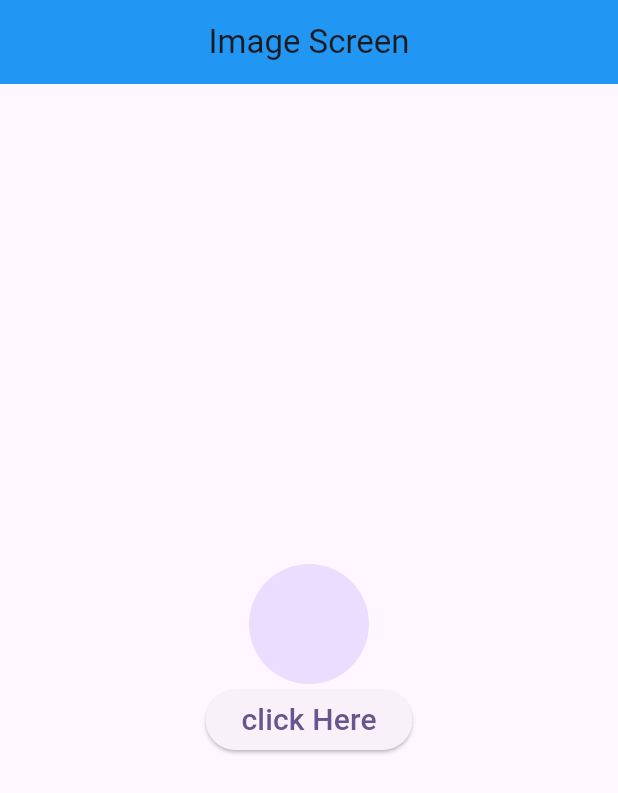
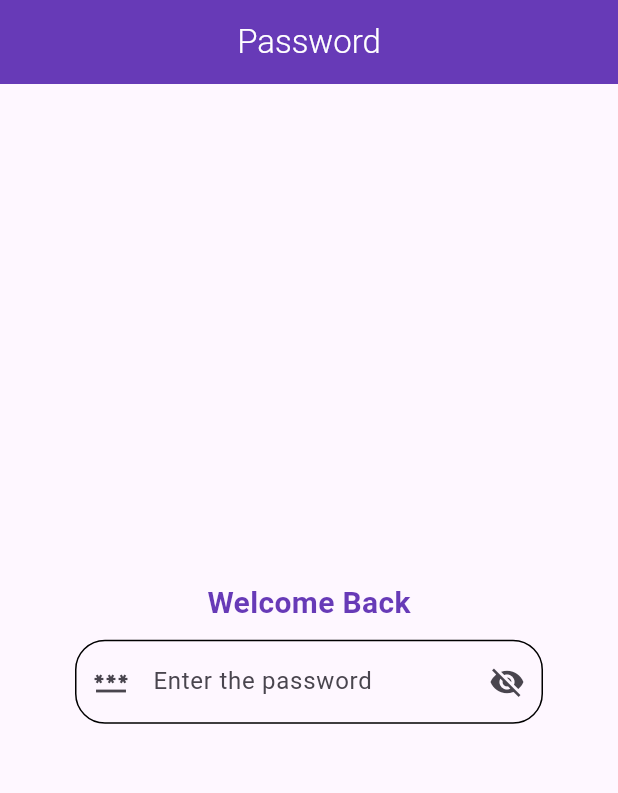
Before and after one commit to MEhsan1237/Getx, a Flutter app: the screen it shows after launch, on a phone screen of 412 x 824 dp. Shown: the top 793 px of the screen. Run offline on Flutter 3.47's test engine with Material 3 defaults, Android fonts, the phone set to English and light mode, and no system bars; our stand-ins replace get, image_picker.

Commit message:
upload changes

```diff
--- a/lib/main.dart
+++ b/lib/main.dart
@@ -10,6 +10,7 @@ import 'package:getx/state_management/counter_screen.dart';
 import 'package:getx/state_management/image_screen.dart';
 import 'package:getx/state_management/notification_screen.dart';
 import 'package:getx/state_management/opacity_screen.dart';
+import 'package:getx/state_management/password_screen.dart';
 
 void main() {
   runApp(const MyApp());
@@ -31,7 +32,7 @@ class MyApp extends StatelessWidget {
 
         colorScheme: ColorScheme.fromSeed(seedColor: Colors.deepPurple),
       ),
-      home: const ImageScreen(),
+      home: const PasswordScreen(),
       getPages: [
         GetPage(name: "/", page:()=> OneScreen()),
         GetPage(name: "/twoScreen", page:()=> TwoScreen()),
--- /dev/null
+++ b/lib/state_management/password_class.dart
@@ -0,0 +1,9 @@
+
+import 'package:get/get.dart';
+
+class PasswordController extends GetxController{
+  RxBool isAvailAble = true.obs;
+  setAvailAbleFun(){
+    isAvailAble.value =! isAvailAble.value;
+  }
+}
--- /dev/null
+++ b/lib/state_management/password_screen.dart
@@ -0,0 +1,83 @@
+import 'package:flutter/material.dart';
+import 'package:get/get.dart';
+import 'package:get/get_core/src/get_main.dart';
+import 'package:getx/state_management/password_class.dart';
+
+class PasswordScreen extends StatefulWidget {
+  const PasswordScreen({super.key});
+
+  @override
+  State<PasswordScreen> createState() => _PasswordScreenState();
+}
+
+class _PasswordScreenState extends State<PasswordScreen> {
+  final passwordController = TextEditingController();
+  final PasswordController controller = Get.put(PasswordController());
+
+  @override
+  Widget build(BuildContext context) {
+    return Scaffold(
+      appBar: AppBar(
+        title: Text(
+          "Password",
+          style: TextStyle(color: Colors.white, fontWeight: FontWeight.w300),
+        ),
+        backgroundColor: Colors.deepPurple,
+        centerTitle: true,
+      ),
+      body: Center(
+        child: Column(
+          crossAxisAlignment: CrossAxisAlignment.center,
+          mainAxisAlignment: MainAxisAlignment.center,
+          children: [
+            Text(
+              "Welcome Back",
+              style: TextStyle(
+                color: Colors.deepPurple,
+                fontSize: 20,
+                fontWeight: FontWeight.w700,
+              ),
+            ),
+
+            Padding(
+              padding: const EdgeInsets.symmetric(
+                horizontal: 50.0,
+                vertical: 10,
+              ),
+              child: Obx(() {
+                return  TextFormField(
+                  controller: passwordController,
+                  obscureText: controller.isAvailAble.value,
+                  decoration: InputDecoration(
+                    hintText: "Enter the password",
+                    prefixIcon: Icon(Icons.password),
+                    suffixIcon:
+                    IconButton(
+                      onPressed: () {
+                        controller.setAvailAbleFun();
+                      },
+                      icon: Icon(
+                        controller.isAvailAble.value
+                            ? Icons.visibility_off
+                            : Icons.visibility,
+                      ),
+                    ),
+                    border: OutlineInputBorder(),
+                    enabledBorder: OutlineInputBorder(
+                      borderRadius: BorderRadius.circular(20),
+                      borderSide: BorderSide(color: Colors.black, width: 1),
+                    ),
+                    focusedBorder: OutlineInputBorder(
+                      borderRadius: BorderRadius.circular(20),
+                      borderSide: BorderSide(color: Colors.deepPurple, width: 2),
+                    ),
+                  ),
+                );
+              },),
+            ),
+          ],
+        ),
+      ),
+    );
+  }
+}
```
